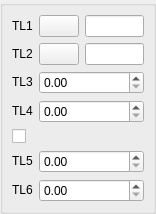
Qt form src/DlgRef/DlgRef_2Sel4Spin1Check_QTD.ui (SalomePlatform/geom) before a commit.
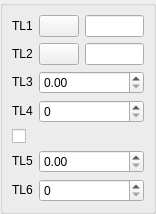
The same form after that commit. Custom widgets are drawn as their Qt base class.

```diff
--- a/src/DlgRef/DlgRef_2Sel4Spin1Check_QTD.ui
+++ b/src/DlgRef/DlgRef_2Sel4Spin1Check_QTD.ui
@@ -63,13 +63,13 @@
        </widget>
       </item>
       <item row="6" column="1" colspan="2" >
-       <widget class="SalomeApp_DoubleSpinBox" name="SpinBox_DY2" />
+       <widget class="SalomeApp_IntSpinBox" name="SpinBox_DY2" />
       </item>
       <item row="5" column="1" colspan="2" >
        <widget class="SalomeApp_DoubleSpinBox" name="SpinBox_DX2" />
       </item>
       <item row="3" column="1" colspan="2" >
-       <widget class="SalomeApp_DoubleSpinBox" name="SpinBox_DY1" />
+       <widget class="SalomeApp_IntSpinBox" name="SpinBox_DY1" />
       </item>
       <item row="2" column="1" colspan="2" >
        <widget class="SalomeApp_DoubleSpinBox" name="SpinBox_DX1" />
@@ -215,6 +215,11 @@
    <extends>QDoubleSpinBox</extends>
    <header location="global" >SalomeApp_DoubleSpinBox.h</header>
   </customwidget>
+  <customwidget>
+   <class>SalomeApp_IntSpinBox</class>
+   <extends>QSpinBox</extends>
+   <header location="global" >SalomeApp_IntSpinBox.h</header>
+  </customwidget>
  </customwidgets>
  <tabstops>
   <tabstop>PushButton1</tabstop>
```
